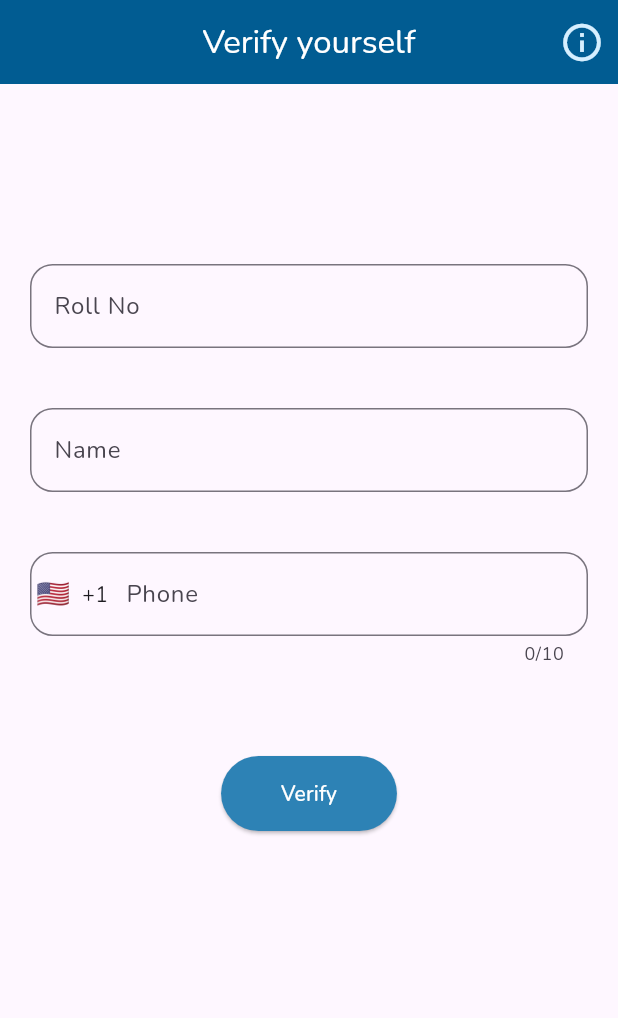
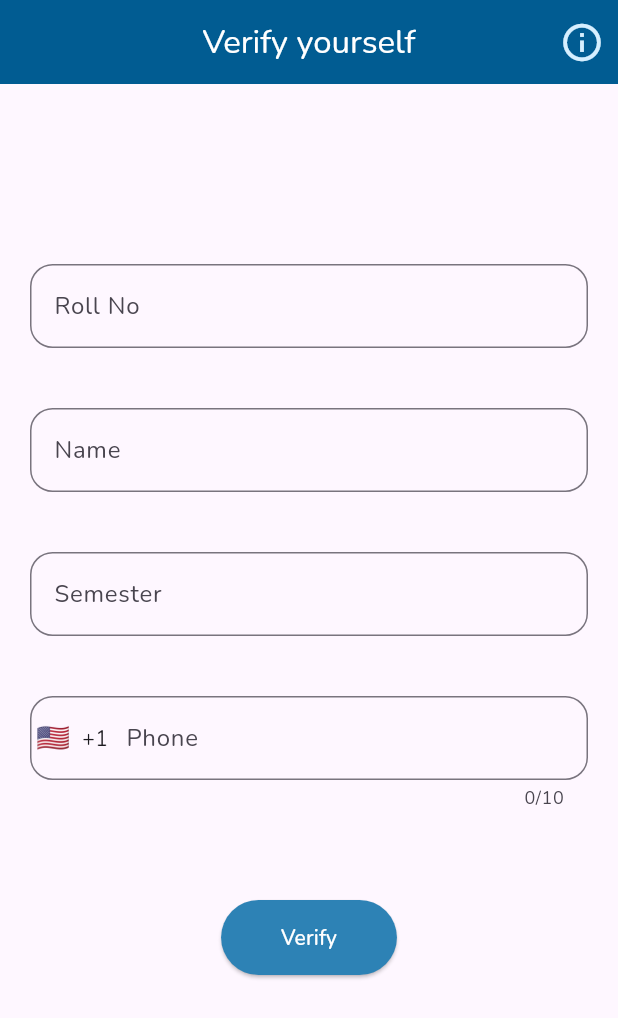
Before and after one commit to triple-a-projects/BLE_Proximity, a Flutter app: the screen it shows after launch, after a tap on "Student", on a phone screen of 412 x 824 dp. Shown: the top 1018 px of the screen. Run offline on Flutter 3.47's test engine with Material 3 defaults, Android fonts, the light colour scheme and no system bars; drawn by our look-alikes of intl_phone_field; our stand-ins replace cloud_firestore, firebase_auth, firebase_core, firebase_database, google_fonts, google_nav_bar and 1 more; missing offline and left inert: flutter_ble_peripheral; accounts and stored records are empty.

Commit message:
added semester and present field, doc Id is roll no id now

```diff
--- a/lib/perspectives/student/phone_auth.dart
+++ b/lib/perspectives/student/phone_auth.dart
@@ -23,6 +23,7 @@ class _StudentPhoneAuthState extends State<StudentPhoneAuth> {
   final TextEditingController otpController = TextEditingController();
   final TextEditingController rollNoController = TextEditingController();
   final TextEditingController nameController = TextEditingController();
+  final TextEditingController semesterController = TextEditingController();
   String userNumber = '';
   var otpFieldVisibility = false;
   var receivedID = '';
@@ -73,10 +74,12 @@ class _StudentPhoneAuthState extends State<StudentPhoneAuth> {
           FirebaseFirestore.instance.collection('users');
 
       // Create a new document with the user's UID
-      await users.doc(user.uid).set({
+      await users.doc(rollNoController.text).set({
         'rollNo': rollNoController.text,
         'name': nameController.text,
+        'semester': semesterController.text,
         'phoneNo': phoneController.text,
+        'present': false
       });
 
       print('User document created in Firestore successfully.');
@@ -127,7 +130,7 @@ class _StudentPhoneAuthState extends State<StudentPhoneAuth> {
                 child: TextField(
                   controller: rollNoController,
                   decoration: InputDecoration(
-                    hintText: 'Roll Number',
+                    hintText: '077bei001',
                     labelText: 'Roll No',
                     // labelStyle: TextStyle(color: darkest),
                     border: OutlineInputBorder(
@@ -145,8 +148,26 @@ class _StudentPhoneAuthState extends State<StudentPhoneAuth> {
                 child: TextField(
                   controller: nameController,
                   decoration: InputDecoration(
-                    hintText: 'Name',
+                    hintText: 'John Doe',
                     labelText: 'Name',
+                    // labelStyle: TextStyle(color: darkest),
+                    border: OutlineInputBorder(
+                      borderRadius: BorderRadius.circular(15),
+                    ),
+                    //  focusedBorder: OutlineInputBorder(
+                    //   borderRadius: BorderRadius.circular(15),
+                    //   borderSide: BorderSide(color: darkest),
+                    // )
+                  ),
+                ),
+              ),
+                           Padding(
+                padding: const EdgeInsets.all(20.0),
+                child: TextField(
+                  controller: semesterController,
+                  decoration: InputDecoration(
+                    hintText: 'III/II',
+                    labelText: 'Semester',
                     // labelStyle: TextStyle(color: darkest),
                     border: OutlineInputBorder(
                       borderRadius: BorderRadius.circular(15),
@@ -175,7 +196,7 @@ class _StudentPhoneAuthState extends State<StudentPhoneAuth> {
                     )
                   ], // Restrict to Nepal
                   decoration: InputDecoration(
-                    hintText: 'Phone Number',
+                    hintText: '9841000000',
                     labelText: 'Phone',
                     // labelStyle: TextStyle(color: darkest),
                     border: OutlineInputBorder(
```
